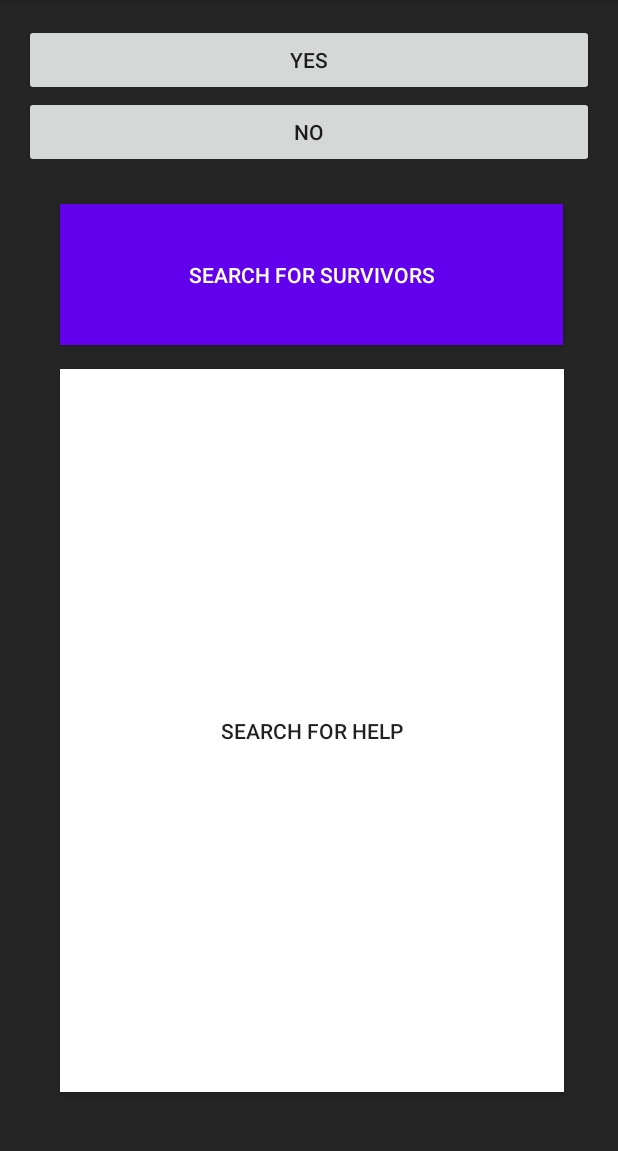
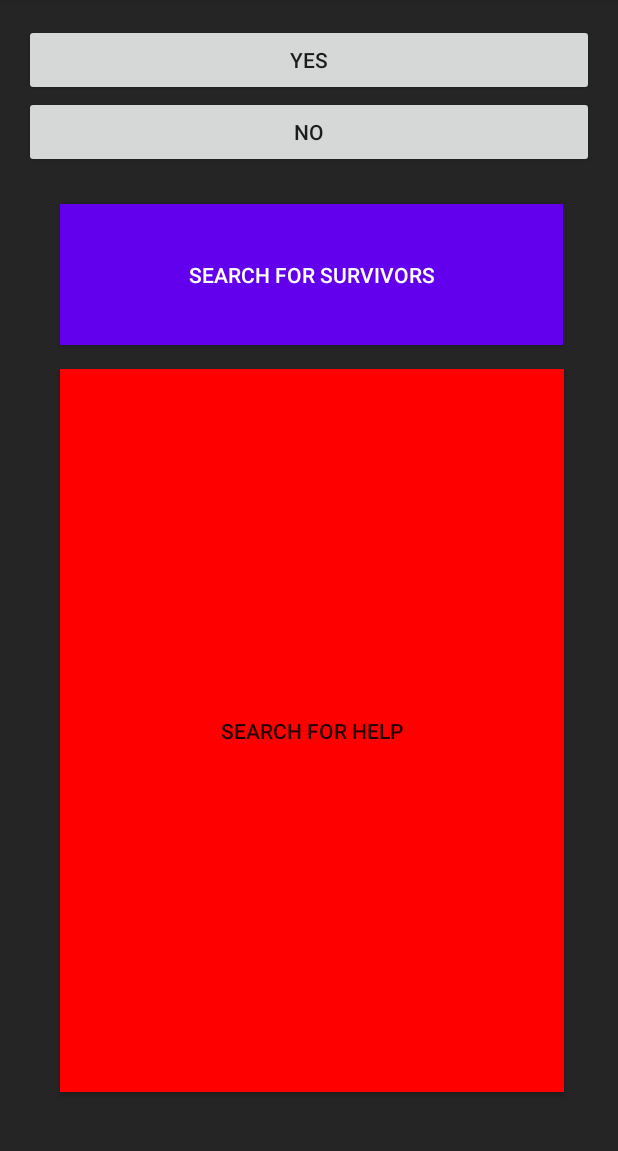
Before and after one commit to msliao12/PhonePinServiceRescuee, an Android app: the screen it shows after launch (MainActivity), on a phone screen of 412 x 824 dp, the part 84-1235 px from its top. Run offline under Robolectric (Android 15) with nearby library versions, the phone set to English and light mode, and no system bars.

Commit message:
color change

```diff
--- a/app/src/main/res/layout/activity_main.xml
+++ b/app/src/main/res/layout/activity_main.xml
@@ -52,7 +52,7 @@
         android:layout_marginEnd="24dp"
         android:layout_marginRight="24dp"
         android:layout_marginBottom="24dp"
-        android:background="@color/colorMain"
+        android:background="@color/colorSearch"
         android:textOff="@string/toggleoff"
         android:textOn="@string/toggleon"
         android:visibility="visible"
--- a/app/src/main/res/values/colors.xml
+++ b/app/src/main/res/values/colors.xml
@@ -4,4 +4,5 @@
     <color name="colorPrimaryDark">#252525</color>
     <color name="colorAccent">#2A2A2A</color>
     <color name="colorMain">#FFFFFF</color>
+    <color name="colorSearch">#FF0000</color>
 </resources>
```
Also changed, not shown: app/src/main/res/layout/activity_sub1.xml (+1 -11 lines).
